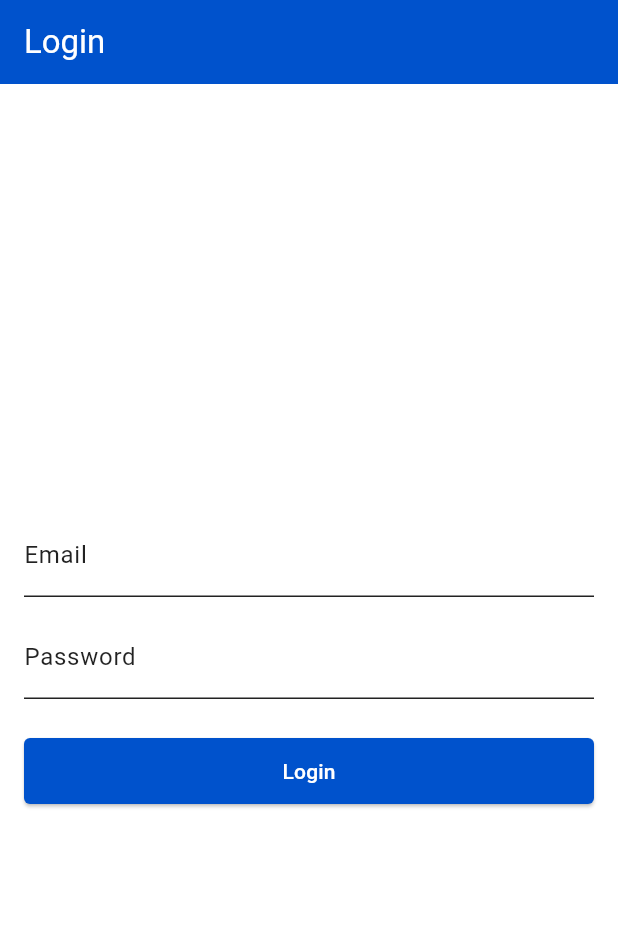
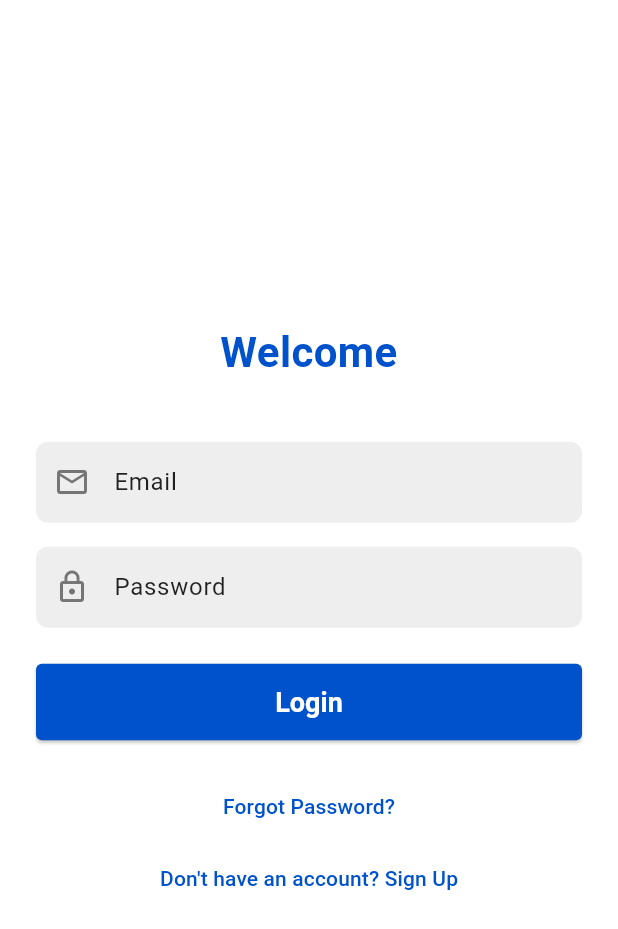
Before and after one commit to davidtuan02/DOAN_APP, a Flutter app: the screen it shows after launch, on a phone screen of 412 x 824 dp. Shown: the top 929 px of the screen. Run offline on Flutter 3.47's test engine with Material 3 defaults, Android fonts, the phone set to English and light mode, and no system bars; accounts and stored records are empty.

Commit message:
update ui

```diff
--- a/lib/screens/login_screen.dart
+++ b/lib/screens/login_screen.dart
@@ -81,37 +81,65 @@ class _LoginScreenState extends State<LoginScreen> {
   @override
   Widget build(BuildContext context) {
     return Scaffold(
-      appBar: AppBar(
-        title: const Text('Login'),
-      ),
       body: Center(
         child: SingleChildScrollView(
-          padding: const EdgeInsets.all(16.0),
+          padding: const EdgeInsets.all(24.0),
           child: Form(
             key: _formKey,
             child: Column(
               mainAxisAlignment: MainAxisAlignment.center,
               crossAxisAlignment: CrossAxisAlignment.stretch,
               children: <Widget>[
+                Text(
+                  'Welcome',
+                  textAlign: TextAlign.center,
+                  style: TextStyle(
+                    fontSize: 28,
+                    fontWeight: FontWeight.bold,
+                    color: Theme.of(context).colorScheme.primary,
+                  ),
+                ),
+                const SizedBox(height: 40.0),
+
                 TextFormField(
                   controller: _emailController,
-                  decoration: InputDecoration(labelText: 'Email'),
+                  decoration: InputDecoration(
+                    labelText: 'Email',
+                    prefixIcon: Icon(Icons.email_outlined, color: Colors.grey[600]),
+                    border: OutlineInputBorder(
+                      borderRadius: BorderRadius.circular(8.0),
+                      borderSide: BorderSide.none,
+                    ),
+                    filled: true,
+                    fillColor: Colors.grey[200],
+                    contentPadding: const EdgeInsets.symmetric(vertical: 15.0, horizontal: 10.0),
+                  ),
                   keyboardType: TextInputType.emailAddress,
                   validator: (value) {
                     if (value == null || value.isEmpty) {
                       return 'Please enter your email';
                     }
-                    // Basic email format validation
                     if (!RegExp(r'\S+@\S+\.\S+').hasMatch(value)) {
                        return 'Please enter a valid email address';
                     }
                     return null;
                   },
                 ),
-                SizedBox(height: 12.0),
+                const SizedBox(height: 16.0),
+
                 TextFormField(
                   controller: _passwordController,
-                  decoration: InputDecoration(labelText: 'Password'),
+                  decoration: InputDecoration(
+                    labelText: 'Password',
+                    prefixIcon: Icon(Icons.lock_outline, color: Colors.grey[600]),
+                     border: OutlineInputBorder(
+                      borderRadius: BorderRadius.circular(8.0),
+                      borderSide: BorderSide.none,
+                    ),
+                    filled: true,
+                    fillColor: Colors.grey[200],
+                    contentPadding: const EdgeInsets.symmetric(vertical: 15.0, horizontal: 10.0),
+                  ),
                   obscureText: true,
                   validator: (value) {
                     if (value == null || value.isEmpty) {
@@ -120,22 +148,49 @@ class _LoginScreenState extends State<LoginScreen> {
                     return null;
                   },
                 ),
-                SizedBox(height: 24.0),
+                const SizedBox(height: 24.0),
+
                 ElevatedButton(
                   onPressed: _isLoading ? null : _login,
+                  style: ElevatedButton.styleFrom(
+                     padding: const EdgeInsets.symmetric(vertical: 15.0),
+                     textStyle: const TextStyle(fontSize: 18, fontWeight: FontWeight.bold),
+                  ),
                   child: _isLoading
-                      ? CircularProgressIndicator(color: Colors.white)
-                      : Text('Login'),
+                      ? const SizedBox(
+                          width: 24,
+                          height: 24,
+                          child: CircularProgressIndicator(
+                            color: Colors.white,
+                            strokeWidth: 2.5,
+                          ),
+                        )
+                      : const Text('Login'),
                 ),
+
                 if (_errorMessage != null)
                   Padding(
                     padding: const EdgeInsets.only(top: 16.0),
                     child: Text(
                       _errorMessage!,
-                      style: TextStyle(color: Colors.red),
+                      style: TextStyle(color: Theme.of(context).colorScheme.error),
                       textAlign: TextAlign.center,
                     ),
                   ),
+
+                const SizedBox(height: 20.0),
+                TextButton(
+                  onPressed: () {
+                    // TODO: Implement forgot password functionality
+                  },
+                  child: Text('Forgot Password?', style: TextStyle(color: Theme.of(context).colorScheme.primary)),
+                ),
+                TextButton(
+                  onPressed: () {
+                    // TODO: Implement sign up functionality
+                  },
+                  child: Text('Don\'t have an account? Sign Up', style: TextStyle(color: Theme.of(context).colorScheme.primary)),
+                ),
               ],
             ),
           ),
```
